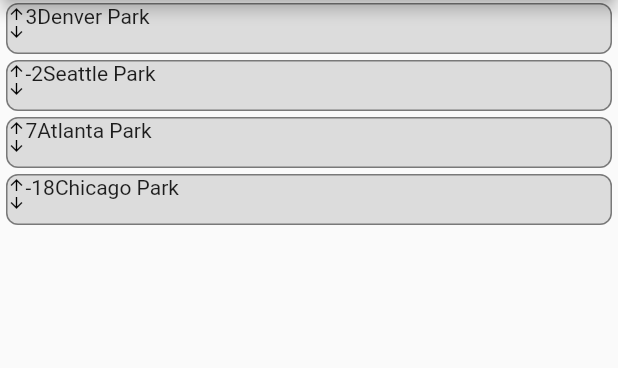
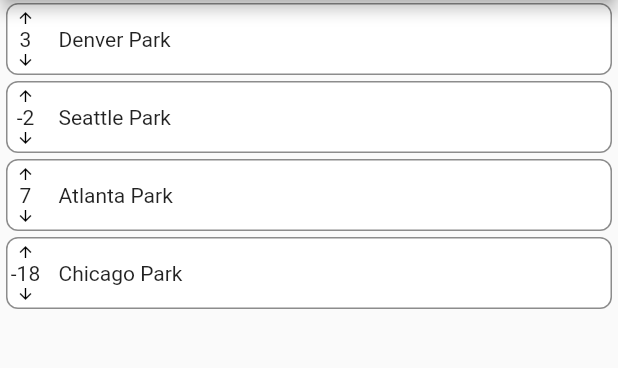
Before and after one commit to jussaw/dog_world_flutter, a Flutter app: the screen it shows after launch, on a phone screen of 412 x 824 dp, the part 84-452 px from its top. Run offline on Flutter 3.47's test engine with Material 2 defaults, Android fonts, the phone set to English and light mode, and no system bars.

Commit message:
Update syling of dog park entry

```diff
--- a/lib/home_page/dog_park_entry.dart
+++ b/lib/home_page/dog_park_entry.dart
@@ -18,6 +18,8 @@ class DogParkEntry extends StatelessWidget {
     const double sideMargin = 4.0;
     const double topBottomMargin = 2.0;
 
+    const double textSideMargin = 10.0;
+
     return Container(
       margin: const EdgeInsets.only(
         left: sideMargin,
@@ -25,35 +27,40 @@ class DogParkEntry extends StatelessWidget {
         top: topBottomMargin,
         bottom: topBottomMargin,
       ),
+      width: double.infinity,
+      height: 48.0,
       decoration: BoxDecoration(
         border: Border.all(color: Colors.black45),
         borderRadius: BorderRadius.circular(8.0),
-        color: Colors.black12,
+        color: Colors.white,
       ),
-      child: SizedBox(
-        width: double.infinity,
-        height: 32.0,
       child: Row(
         children: [
-            Column(
-              children: const [
-                Icon(Icons.arrow_upward, color: Colors.black, size: 12),
-                Icon(Icons.arrow_downward, color: Colors.black, size: 12)
+          SizedBox(
+            width: 24,
+            child: Column(
+              mainAxisAlignment: MainAxisAlignment.center,
+              children: [
+                const Icon(Icons.arrow_upward, color: Colors.black, size: 12),
+                Text((likeCount - dislikeCount).toString()),
+                const Icon(Icons.arrow_downward, color: Colors.black, size: 12),
               ],
             ),
-            Column(
-              children: [
-                Text((likeCount - dislikeCount).toString()),
-              ],
           ),
           Column(
+            mainAxisAlignment: MainAxisAlignment.center,
             children: [
-                Text(name),
+              Container(
+                padding: const EdgeInsets.only(
+                  left: textSideMargin,
+                  right: textSideMargin,
+                ),
+                child: Text(name),
+              ),
             ],
           ),
         ],
       ),
-      ),
     );
   }
 }
```
Lines whose indentation alone changed are shown as unchanged.
